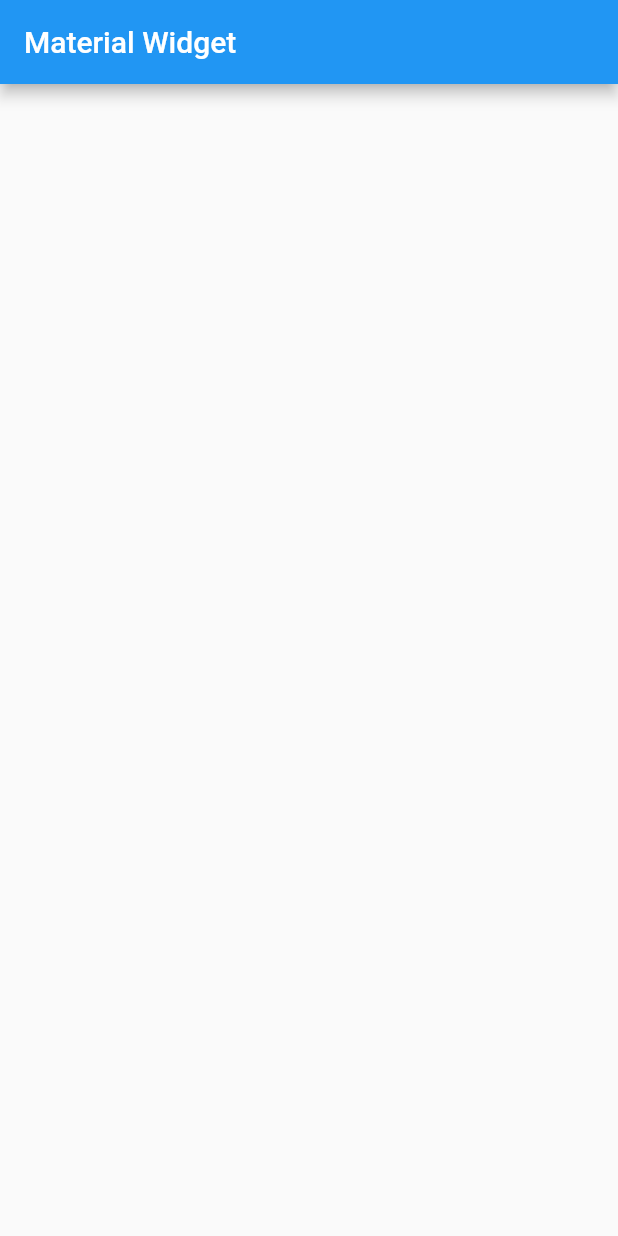
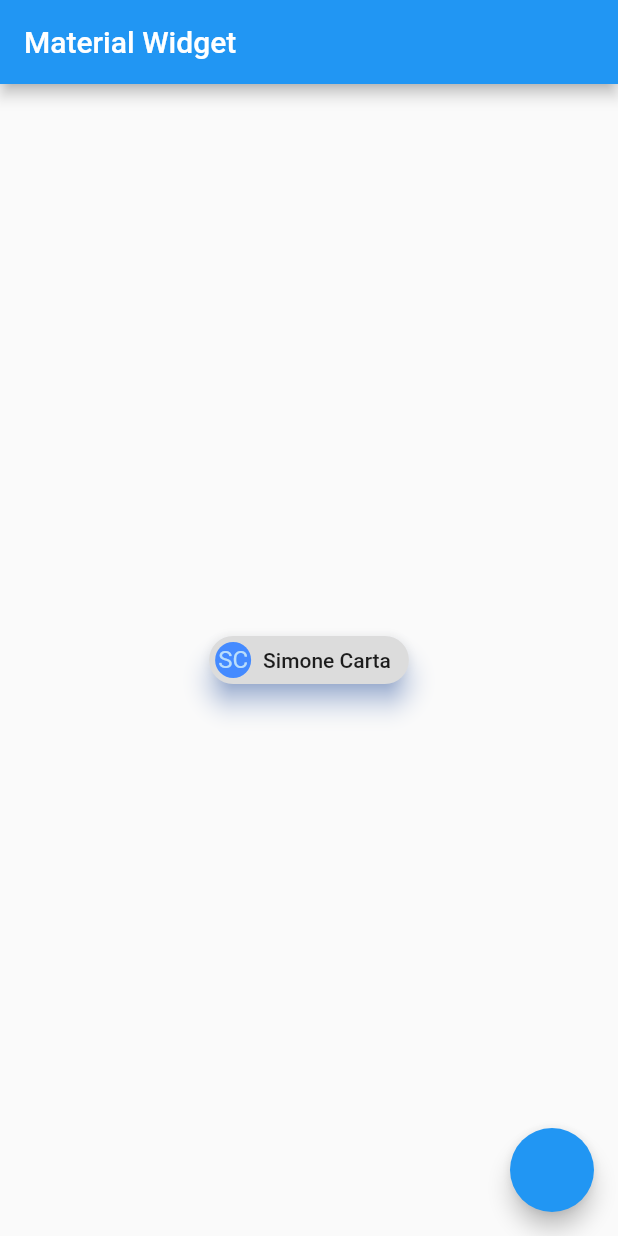
Before and after one commit to simonecarta/material_widget-, a Flutter app: the screen it shows after launch, on a phone screen of 412 x 824 dp. Run offline on Flutter 3.47's test engine with Material 2 defaults, Android fonts, the phone set to English and light mode, and no system bars.

Commit message:
Chip & snackbar

```diff
--- a/lib/main.dart
+++ b/lib/main.dart
@@ -31,15 +31,33 @@ class MyHomePage extends StatefulWidget {
 }
 
 class _MyHomePageState extends State<MyHomePage> {
-
-
-
+  final _messangerKey = GlobalKey<ScaffoldMessengerState>();
 
   @override
   Widget build(BuildContext context) {
     return MaterialApp(
+      scaffoldMessengerKey: _messangerKey,
       home: Scaffold(
         appBar: AppBar(title: const Text("Material Widget")),
+        body: Center(
+          child: Chip(
+            elevation: 7.0,
+            shadowColor: Color.fromARGB(255, 106, 158, 255),
+            avatar: CircleAvatar(
+                backgroundColor: Colors.blueAccent,
+                child: Text(
+                  "SC",
+                )),
+            label: Text("Simone Carta"),
+          ),
+        ),
+        floatingActionButton: FloatingActionButton(onPressed: () {
+          final snackBar = SnackBar(
+              content: Text("Prova snackbar"),
+              action: SnackBarAction(label: "Undo", onPressed: () {}));
+
+          _messangerKey.currentState?.showSnackBar(snackBar);
+        }),
       ),
     );
   }
```
